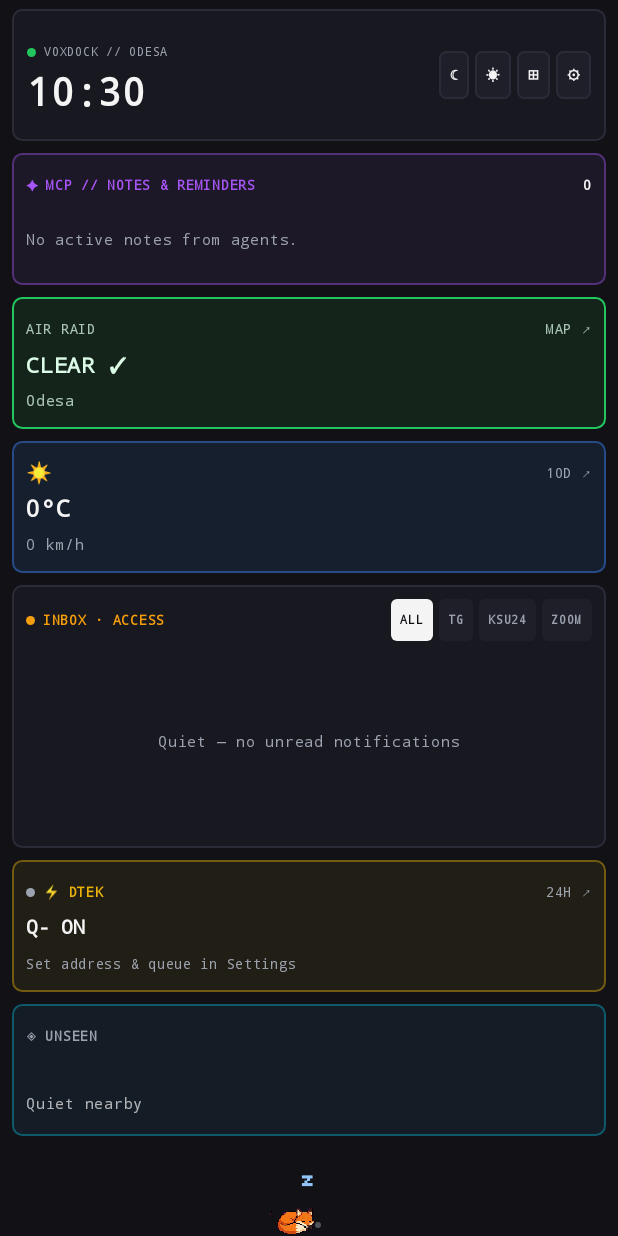
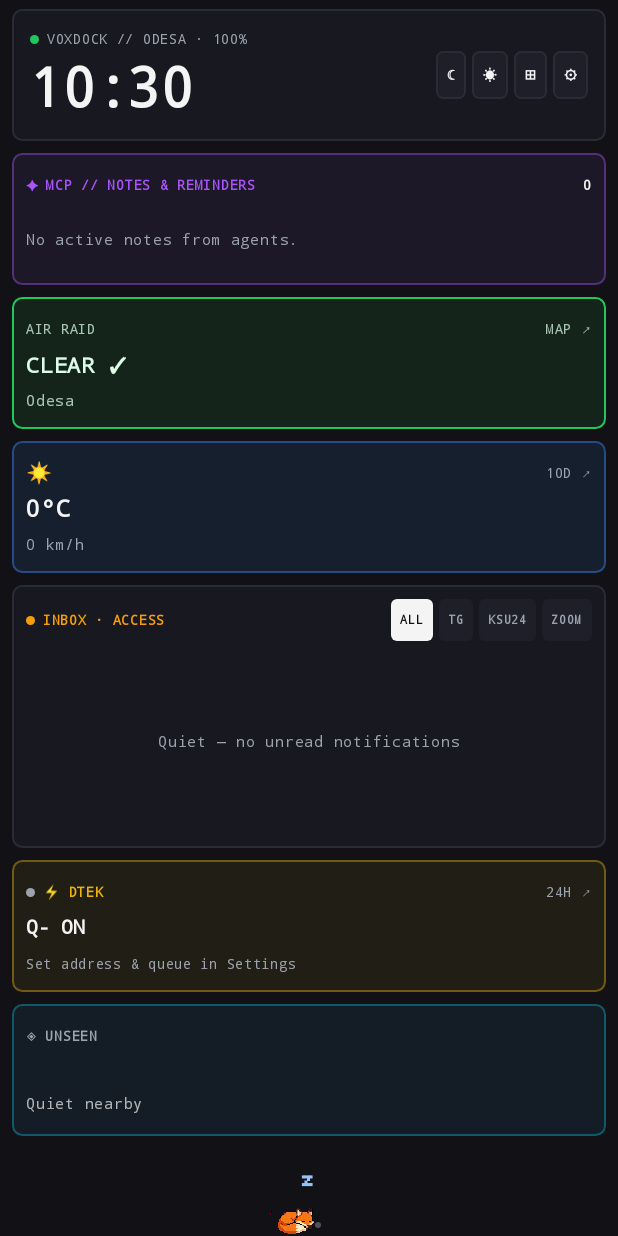
Before and after one commit to voxquietam/voxdock, an Android app built with Jetpack Compose: the screen it shows after launch (MainActivity), on a phone screen of 412 x 824 dp. Run offline under Robolectric (Android 15) with nearby library versions, the phone set to English and light mode, and no system bars.

Commit message:
Adapt to hardware rounded corners, scale clock font, fix long-press on clickable tiles, clean left edge (v0.2.5)

```diff
--- a/android/app/build.gradle.kts
+++ b/android/app/build.gradle.kts
@@ -13,8 +13,8 @@ android {
         applicationId = "com.vox.voxdock"
         minSdk = 26
         targetSdk = 35
-        versionCode = 6
-        versionName = "0.2.4"
+        versionCode = 7
+        versionName = "0.2.5"
     }
 
     buildTypes {
--- a/android/app/src/main/java/com/vox/voxdock/ui/DashboardScreen.kt
+++ b/android/app/src/main/java/com/vox/voxdock/ui/DashboardScreen.kt
@@ -21,6 +21,8 @@ import androidx.compose.ui.Modifier
 import androidx.compose.ui.draw.clip
 import androidx.compose.ui.graphics.Color
 import androidx.compose.ui.platform.LocalConfiguration
+import androidx.compose.ui.platform.LocalDensity
+import androidx.compose.ui.platform.LocalView
 import androidx.compose.ui.text.font.FontFamily
 import androidx.compose.ui.text.font.FontWeight
 import androidx.compose.ui.text.style.TextOverflow
@@ -111,6 +113,23 @@ fun DashboardScreen(
 
     val p = LocalVoxPalette.current
     val isLandscape = LocalConfiguration.current.orientation == Configuration.ORIENTATION_LANDSCAPE
+    val view = LocalView.current
+    val density = LocalDensity.current
+    // Compute hardware-exact safe inset for rounded display corners: (1 - 1/sqrt(2)) * R (~17dp on Xiaomi 17 Ultra R=170px)
+    val cornerSafeDp = remember(view, density) {
+        if (android.os.Build.VERSION.SDK_INT >= android.os.Build.VERSION_CODES.S) {
+            val insets = view.rootWindowInsets
+            val rPx = listOf(
+                android.view.RoundedCorner.POSITION_TOP_LEFT,
+                android.view.RoundedCorner.POSITION_TOP_RIGHT,
+                android.view.RoundedCorner.POSITION_BOTTOM_LEFT,
+                android.view.RoundedCorner.POSITION_BOTTOM_RIGHT
+            ).maxOfOrNull { insets?.getRoundedCorner(it)?.radius ?: 0 } ?: 0
+            with(density) { (rPx * 0.293f).toDp() }.coerceIn(8.dp, 22.dp)
+        } else {
+            8.dp
+        }
+    }
     val pages = settings.pages.ifEmpty { defaultDockPages() }
     val pagerState = rememberPagerState(pageCount = { pages.size })
     var activeSourceFilter by remember { mutableStateOf("ALL") }
@@ -138,30 +157,40 @@ fun DashboardScreen(
             .fillMaxSize()
             .background(p.bg)
     ) {
-        // Ambient vertical Status Spine in the left display-cutout strip (landscape only)
+        // Subtle 3dp left-edge air raid status strip in landscape (clean, zero clutter)
         if (isLandscape) {
-            CameraStatusSpine(
-                batteryPct = batteryPct,
-                isCharging = isCharging,
-                alertLevel = dashboard.alerts.selected.level,
-                isPlayingMusic = nowPlaying.isPlaying,
-                petEnabled = settings.petEnabled,
-                petType = settings.petType,
-                pageCount = pages.size,
-                currentPage = pagerState.currentPage,
-                modifier = Modifier.align(Alignment.CenterStart)
+            val alertStripColor = when (dashboard.alerts.selected.level) {
+                "active" -> Color(0xFFEF4444)
+                "partial" -> Color(0xFFF59E0B)
+                else -> Color(0xFF22C55E).copy(alpha = 0.55f)
+            }
+            Box(
+                modifier = Modifier
+                    .align(Alignment.CenterStart)
+                    .padding(start = 3.dp)
+                    .fillMaxHeight(0.84f)
+                    .width(3.dp)
+                    .clip(RoundedCornerShape(2.dp))
+                    .background(alertStripColor)
             )
         }
 
         Column(
             modifier = Modifier
                 .fillMaxSize()
-                .safeDrawingPadding()
+                .windowInsetsPadding(WindowInsets.statusBars)
+                .windowInsetsPadding(WindowInsets.navigationBars)
+                .windowInsetsPadding(WindowInsets.displayCutout.only(WindowInsetsSides.Horizontal))
                 .clickable(
                     interactionSource = remember { MutableInteractionSource() },
                     indication = null
                 ) { onWakeInteraction() }
-                .padding(horizontal = 8.dp, vertical = 6.dp)
+                .padding(
+                    start = if (isLandscape) 8.dp else cornerSafeDp,
+                    end = cornerSafeDp,
+                    top = if (settings.dockMode) cornerSafeDp * 0.7f else 6.dp,
+                    bottom = if (settings.dockMode) cornerSafeDp * 0.7f else 6.dp
+                )
         ) {
             // Unified clean top Edit Bar (never overlaps tiles!)
             if (editMode) {
@@ -401,6 +430,8 @@ fun DashboardScreen(
                                 RenderTileContent(
                                     tile = tile,
                                     clockText = clockText,
+                                    batteryPct = batteryPct,
+                                    isCharging = isCharging,
                                     dashboard = dashboard,
                                     settings = settings,
                                     notifications = filteredNotifs,
@@ -410,6 +441,10 @@ fun DashboardScreen(
                                     updateProgress = updateProgress,
                                     activeSourceFilter = activeSourceFilter,
                                     editMode = editMode,
+                                    onLongPressTile = {
+                                        editMode = true
+                                        selectedKind = tile.kind
+                                    },
                                     onToggleDock = onToggleDock,
                                     onToggleTheme = onToggleTheme,
                                     onToggleEdit = {
@@ -429,6 +464,19 @@ fun DashboardScreen(
                                     onDismissNotification = onDismissNotification,
                                     onToggleMuteSource = onToggleMuteSource
                                 )
+                                // Clear visual cue in Edit Mode when another tile is selected for swap
+                                if (editMode && selectedKind != null && !isSelected) {
+                                    Box(
+                                        modifier = Modifier
+                                            .align(Alignment.TopEnd)
+                                            .padding(5.dp)
+                                            .clip(RoundedCornerShape(4.dp))
+                                            .background(Color(0xCC111118))
+                                            .padding(horizontal = 5.dp, vertical = 1.dp)
+                                    ) {
+                                        Text("⇄", color = Color(0xFF818CF8), fontFamily = FontFamily.Monospace, fontWeight = FontWeight.Bold, fontSize = 10.sp)
+                                    }
+                                }
                             }
                         }
                     }
@@ -448,6 +496,8 @@ fun DashboardScreen(
                                 RenderTileContent(
                                     tile = tile,
                                     clockText = clockText,
+                                    batteryPct = batteryPct,
+                                    isCharging = isCharging,
                                     dashboard = dashboard,
                                     settings = settings,
                                     notifications = filteredNotifs,
@@ -457,6 +507,10 @@ fun DashboardScreen(
                                     updateProgress = updateProgress,
                                     activeSourceFilter = activeSourceFilter,
                                     editMode = editMode,
+                                    onLongPressTile = {
+                                        editMode = true
+                                        selectedKind = tile.kind
+                                    },
                                     onToggleDock = onToggleDock,
                                     onToggleTheme = onToggleTheme,
                                     onToggleEdit = { editMode = !editMode },
@@ -607,10 +661,13 @@ fun DashboardScreen(
     }
 }
 
+@OptIn(ExperimentalFoundationApi::class)
 @Composable
 private fun RenderTileContent(
     tile: DockTile,
     clockText: String,
+    batteryPct: Int,
+    isCharging: Boolean,
     dashboard: DashboardResponse,
     settings: AppSettings,
     notifications: List<CapturedNotification>,
@@ -620,6 +677,7 @@ private fun RenderTileContent(
     updateProgress: Int?,
     activeSourceFilter: String,
     editMode: Boolean,
+    onLongPressTile: () -> Unit,
     onToggleDock: () -> Unit,
     onToggleTheme: () -> Unit,
     onToggleEdit: () -> Unit,
@@ -640,6 +698,8 @@ private fun RenderTileContent(
         TileKind.CLOCK -> ClockTile(
             clockText = clockText,
             city = settings.city,
+            batteryPct = batteryPct,
+            isCharging = isCharging,
             settings = settings,
             syncError = syncError,
             updateAvailable = updateAvailable,
@@ -650,17 +710,37 @@ private fun RenderTileContent(
             onOpenSettings = onOpenSettings,
             onTriggerUpdate = onTriggerUpdate
         )
-        TileKind.ALERT -> AlertTile(dashboard = dashboard, onOpenMap = { if (!editMode) onOpenMap() })
-        TileKind.WEATHER -> WeatherTile(dashboard = dashboard, onOpenWeather = { if (!editMode) onOpenWeather() })
-        TileKind.POWER -> PowerTile(dashboard = dashboard, onOpenPower = { if (!editMode) onOpenPower() })
+        TileKind.ALERT -> AlertTile(
+            dashboard = dashboard,
+            onOpenMap = { if (!editMode) onOpenMap() },
+            onLongPress = onLongPressTile
+        )
+        TileKind.WEATHER -> WeatherTile(
+            dashboard = dashboard,
+            onOpenWeather = { if (!editMode) onOpenWeather() },
+            onLongPress = onLongPressTile
+        )
+        TileKind.POWER -> PowerTile(
+            dashboard = dashboard,
+            onOpenPower = { if (!editMode) onOpenPower() },
+            onLongPress = onLongPressTile
+        )
         TileKind.CURRENCY -> CurrencyTile(currency = dashboard.currency)
         TileKind.SUNSET_WAVES -> SunsetWavesTile(weather = dashboard.weather)
         TileKind.AIR_SENSORS -> AirSensorsTile(sensors = dashboard.sensors)
         TileKind.AGENT_STATUS -> AgentStatusStrip(dashboard = dashboard)
         TileKind.SPOTIFY -> SpotifyTile(nowPlaying = nowPlaying)
-        TileKind.UNSEEN -> UnseenTile(dashboard = dashboard, onOpen = { if (!editMode) onOpenUnseen() })
+        TileKind.UNSEEN -> UnseenTile(
+            dashboard = dashboard,
+            onOpen = { if (!editMode) onOpenUnseen() },
+            onLongPress = onLongPressTile
+        )
         TileKind.MCP_NOTES -> McpNotesCard(dashboard = dashboard, onDismissNote = { if (!editMode) onDismissNote(it) })
-        TileKind.ACTA_TASKS -> ActaTasksTile(acta = dashboard.acta, onOpen = { if (!editMode) onOpenActa() })
+        TileKind.ACTA_TASKS -> ActaTasksTile(
+            acta = dashboard.acta,
+            onOpen = { if (!editMode) onOpenActa() },
+            onLongPress = onLongPressTile
+        )
         TileKind.INBOX -> NotificationsCard(
             items = notifications,
             activeFilter = activeSourceFilter,
@@ -677,6 +757,8 @@ private fun RenderTileContent(
 private fun ClockTile(
     clockText: String,
     city: String,
+    batteryPct: Int,
+    isCharging: Boolean,
     settings: AppSettings,
     syncError: String?,
     updateAvailable: UpdatePayload?,
@@ -688,16 +770,33 @@ private fun ClockTile(
     onTriggerUpdate: () -> Unit
 ) {
     val p = LocalVoxPalette.current
-    Row(
+    val dateLabel = remember {
+        SimpleDateFormat("EEE · dd MMM", Locale.US).format(Date()).uppercase()
+    }
+    BoxWithConstraints(
         modifier = Modifier
             .fillMaxSize()
             .border(1.dp, p.border, RoundedCornerShape(7.dp))
             .background(p.card, RoundedCornerShape(7.dp))
-            .padding(horizontal = 10.dp, vertical = 6.dp),
+            .padding(horizontal = 12.dp, vertical = 8.dp)
+    ) {
+        // Scale clock font size adaptively to tile height
+        val clockSp = when {
+            maxHeight >= 150.dp -> 62.sp
+            maxHeight >= 100.dp -> 46.sp
+            else -> 36.sp
+        }
+        val batLabel = if (isCharging) "⚡$batteryPct%" else "$batteryPct%"
+
+        Row(
+            modifier = Modifier.fillMaxSize(),
             horizontalArrangement = Arrangement.SpaceBetween,
             verticalAlignment = Alignment.CenterVertically
         ) {
-        Column(verticalArrangement = Arrangement.Center) {
+            Column(
+                modifier = Modifier.weight(1f),
+                verticalArrangement = Arrangement.SpaceBetween
+            ) {
                 Row(verticalAlignment = Alignment.CenterVertically, horizontalArrangement = Arrangement.spacedBy(5.dp)) {
                     Box(
                         modifier = Modifier
@@ -706,10 +805,10 @@ private fun ClockTile(
                             .background(if (syncError == null) Color(0xFF22C55E) else Color(0xFFF59E0B))
                     )
                     Text(
-                    text = "VOXDOCK // ${city.uppercase()}",
+                        text = "VOXDOCK // ${city.uppercase()} · $batLabel",
                         color = p.muted,
                         fontFamily = FontFamily.Monospace,
-                    fontSize = 8.sp,
+                        fontSize = 9.sp,
                         maxLines = 1,
                         overflow = TextOverflow.Ellipsis
                     )
@@ -719,7 +818,15 @@ private fun ClockTile(
                     color = p.text,
                     fontFamily = FontFamily.Monospace,
                     fontWeight = FontWeight.Bold,
-                fontSize = 26.sp
+                    fontSize = clockSp,
+                    lineHeight = clockSp,
+                    maxLines = 1
+                )
+                Text(
+                    text = dateLabel,
+                    color = p.muted,
+                    fontFamily = FontFamily.Monospace,
+                    fontSize = 9.sp
                 )
             }
             Row(horizontalArrangement = Arrangement.spacedBy(4.dp)) {
@@ -734,9 +841,11 @@ private fun ClockTile(
             }
         }
     }
+}
 
+@OptIn(ExperimentalFoundationApi::class)
 @Composable
-private fun AlertTile(dashboard: DashboardResponse, onOpenMap: () -> Unit) {
+private fun AlertTile(dashboard: DashboardResponse, onOpenMap: () -> Unit, onLongPress: () -> Unit) {
     val p = LocalVoxPalette.current
     val sel = dashboard.alerts.selected
     val (bg, border, txt, label) = when (sel.level) {
@@ -749,7 +858,7 @@ private fun AlertTile(dashboard: DashboardResponse, onOpenMap: () -> Unit) {
             .fillMaxSize()
             .border(1.dp, border, RoundedCornerShape(7.dp))
             .background(bg, RoundedCornerShape(7.dp))
-            .clickable { onOpenMap() }
+            .combinedClickable(onClick = onOpenMap, onLongClick = onLongPress)
             .padding(9.dp),
         verticalArrangement = Arrangement.SpaceBetween
     ) {
@@ -762,8 +871,9 @@ private fun AlertTile(dashboard: DashboardResponse, onOpenMap: () -> Unit) {
     }
 }
 
+@OptIn(ExperimentalFoundationApi::class)
 @Composable
-private fun WeatherTile(dashboard: DashboardResponse, onOpenWeather: () -> Unit) {
+private fun WeatherTile(dashboard: DashboardResponse, onOpenWeather: () -> Unit, onLongPress: () -> Unit) {
     val p = LocalVoxPalette.current
     val cur = dashboard.weather.current
     Column(
@@ -771,7 +881,7 @@ private fun WeatherTile(dashboard: DashboardResponse, onOpenWeather: () -> Unit)
             .fillMaxSize()
             .border(1.dp, p.weatherBorder.copy(alpha = 0.45f), RoundedCornerShape(7.dp))
             .background(p.weatherBg, RoundedCornerShape(7.dp))
-            .clickable { onOpenWeather() }
+            .combinedClickable(onClick = onOpenWeather, onLongClick = onLongPress)
             .padding(9.dp),
         verticalArrangement = Arrangement.SpaceBetween
     ) {
@@ -785,8 +895,9 @@ private fun WeatherTile(dashboard: DashboardResponse, onOpenWeather: () -> Unit)
     }
 }
 
+@OptIn(ExperimentalFoundationApi::class)
 @Composable
-private fun PowerTile(dashboard: DashboardResponse, onOpenPower: () -> Unit) {
+private fun PowerTile(dashboard: DashboardResponse, onOpenPower: () -> Unit, onLongPress: () -> Unit) {
     val p = LocalVoxPalette.current
     val pw = dashboard.power
     val dot = when (pw.status) {
@@ -800,7 +911,7 @@ private fun PowerTile(dashboard: DashboardResponse, onOpenPower: () -> Unit) {
             .fillMaxSize()
             .border(1.dp, p.powerBorder.copy(alpha = 0.4f), RoundedCornerShape(7.dp))
             .background(p.powerBg, RoundedCornerShape(7.dp))
-            .clickable { onOpenPower() }
+            .combinedClickable(onClick = onOpenPower, onLongClick = onLongPress)
             .padding(9.dp),
         verticalArrangement = Arrangement.SpaceBetween
     ) {
@@ -970,15 +1081,16 @@ private fun FullWidthMediaBtn(label: String, highlighted: Boolean, modifier: Mod
     }
 }
 
+@OptIn(ExperimentalFoundationApi::class)
 @Composable
-private fun ActaTasksTile(acta: ActaPayload, onOpen: () -> Unit) {
+private fun ActaTasksTile(acta: ActaPayload, onOpen: () -> Unit, onLongPress: () -> Unit) {
     val p = LocalVoxPalette.current
     Column(
         modifier = Modifier
             .fillMaxSize()
             .border(1.dp, Color(0xFF6366F1).copy(alpha = 0.45f), RoundedCornerShape(7.dp))
             .background(p.card, RoundedCornerShape(7.dp))
-            .clickable { onOpen() }
+            .combinedClickable(onClick = onOpen, onLongClick = onLongPress)
             .padding(10.dp),
         verticalArrangement = Arrangement.spacedBy(6.dp)
     ) {
@@ -1006,8 +1118,9 @@ private fun ActaTasksTile(acta: ActaPayload, onOpen: () -> Unit) {
     }
 }
 
+@OptIn(ExperimentalFoundationApi::class)
 @Composable
-private fun UnseenTile(dashboard: DashboardResponse, onOpen: () -> Unit) {
+private fun UnseenTile(dashboard: DashboardResponse, onOpen: () -> Unit, onLongPress: () -> Unit) {
     val p = LocalVoxPalette.current
     val item = dashboard.unseen.firstOrNull()
     Column(
@@ -1015,7 +1128,7 @@ private fun UnseenTile(dashboard: DashboardResponse, onOpen: () -> Unit) {
             .fillMaxSize()
             .border(1.dp, p.unseenBorder.copy(alpha = 0.4f), RoundedCornerShape(7.dp))
             .background(p.unseenBg, RoundedCornerShape(7.dp))
-            .clickable { onOpen() }
+            .combinedClickable(onClick = onOpen, onLongClick = onLongPress)
             .padding(9.dp),
         verticalArrangement = Arrangement.SpaceBetween
     ) {
```
Also changed, not shown: android/app/src/main/java/com/vox/voxdock/ui/CameraStatusSpine.kt (deleted, +0 -198 lines). Lines whose indentation alone changed are shown as unchanged.
